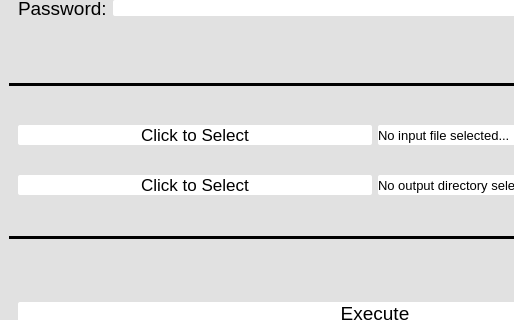
This is src/mainwindow.ui in terrytosh/HF-Image-Encryption as Qt 5 draws it before an edit; both pictures show x 0 to 514 and y 393 to 713 of the 750 by 806 pixel window. The edited form follows.
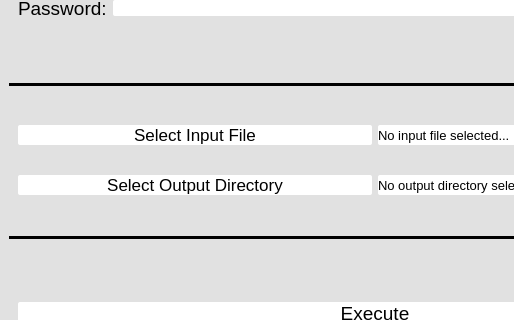
This is the edited form.

Commit message: UI widgets ranamed to more accurate variable names

What changed in the file:
```diff
--- a/src/mainwindow.ui
+++ b/src/mainwindow.ui
@@ -276,7 +276,7 @@
 border-radius: 2px;</string>
          </property>
          <property name="text">
-          <string>Click to Select</string>
+          <string>Select Input File</string>
          </property>
          <property name="default">
           <bool>false</bool>
@@ -299,7 +299,7 @@
 border-radius: 2px;</string>
          </property>
          <property name="text">
-          <string>Click to Select</string>
+          <string>Select Output Directory</string>
          </property>
         </widget>
        </item>
```
Left out of the diff: 30 changed lines with no effect on the pictures.
